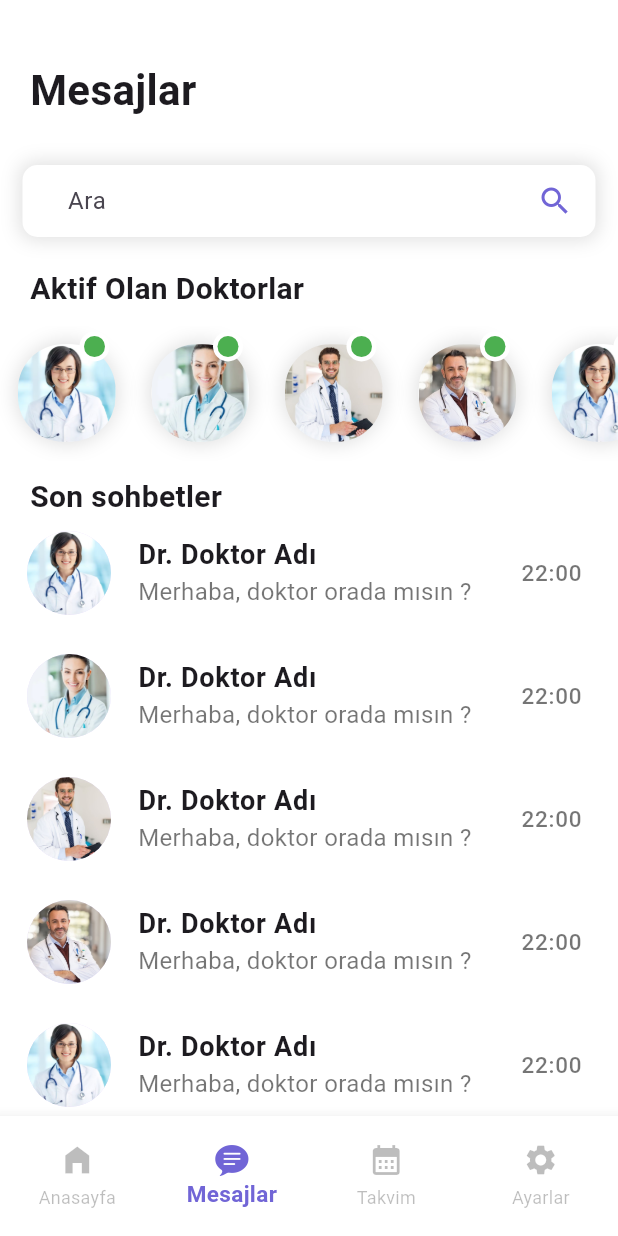
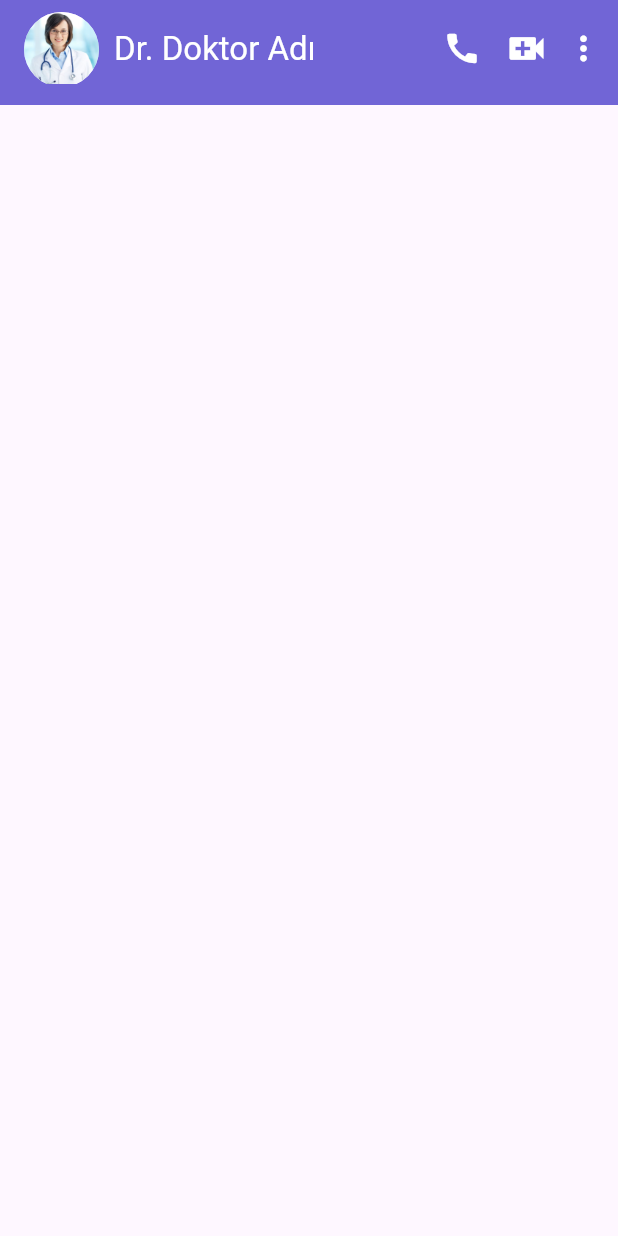
Before and after one commit to mmkocak/saglikapp, a Flutter app: the NavbarRoots screen opened directly, item 2 of the bottom bar chosen, after a tap on "Dr. Doktor Adı", on a phone screen of 412 x 824 dp. Run offline on Flutter 3.47's test engine with Material 3 defaults, Android fonts, the phone set to English and light mode, and no system bars.

Commit message:
chat screen appbar bitimi

```diff
--- /dev/null
+++ b/lib/view/chat/chat_screen.dart
@@ -0,0 +1,64 @@
+import 'package:flutter/material.dart';
+
+class ChatScreen extends StatelessWidget {
+  const ChatScreen({Key? key}) : super(key: key);
+
+  @override
+  Widget build(BuildContext context) {
+    return Scaffold(
+      appBar: PreferredSize(
+        preferredSize: Size.fromHeight(70),
+        child: AppBar(
+          automaticallyImplyLeading: false,
+          backgroundColor: Color(0xFF7165d6),
+          leadingWidth: 30,
+          title: const Padding(
+            padding: EdgeInsets.only(top: 10),
+            child: Row(
+              children: [
+                CircleAvatar(
+                  radius: 25,
+                  backgroundImage: AssetImage("assets/images/doctor1.jpg"),
+                ),
+                Padding(
+                  padding: EdgeInsets.only(left: 10),
+                  child: Text(
+                    "Dr. Doktor Adı",
+                    style: TextStyle(color: Colors.white),
+                  ),
+                ),
+              ],
+            ),
+          ),
+          actions: const [
+             Padding(
+              padding: EdgeInsets.only(top: 8, right: 15),
+              child: Icon(
+                Icons.call,
+                color: Colors.white,
+                size: 26,
+              ),
+            ),
+             Padding(
+              padding: EdgeInsets.only(top: 8, right: 10),
+              child: Icon(
+                Icons.video_call,
+                color: Colors.white,
+                size: 30,
+              ),
+            ),
+             Padding(
+              padding: EdgeInsets.only(top: 8, right: 10),
+              child: Icon(
+                Icons.more_vert,
+                color: Colors.white,
+                size: 26,
+              ),
+            ),
+          ],
+        ),
+      ),
+
+    );
+  }
+}
--- a/lib/view/messages/messages_screen.dart
+++ b/lib/view/messages/messages_screen.dart
@@ -1,4 +1,5 @@
 import 'package:flutter/material.dart';
+import 'package:saglikapp/view/chat/chat_screen.dart';
 
 class MessagesScreen extends StatelessWidget {
   MessagesScreen({Key? key}) : super(key: key);
@@ -153,7 +154,7 @@ class MessagesScreen extends StatelessWidget {
                 padding: const EdgeInsets.only(bottom: 10),
                 child: ListTile(
                   onTap: () {
-
+                    Navigator.push(context, MaterialPageRoute(builder: (context)=> ChatScreen()));
                   },
                   leading: CircleAvatar(
                     radius: 30,
```
